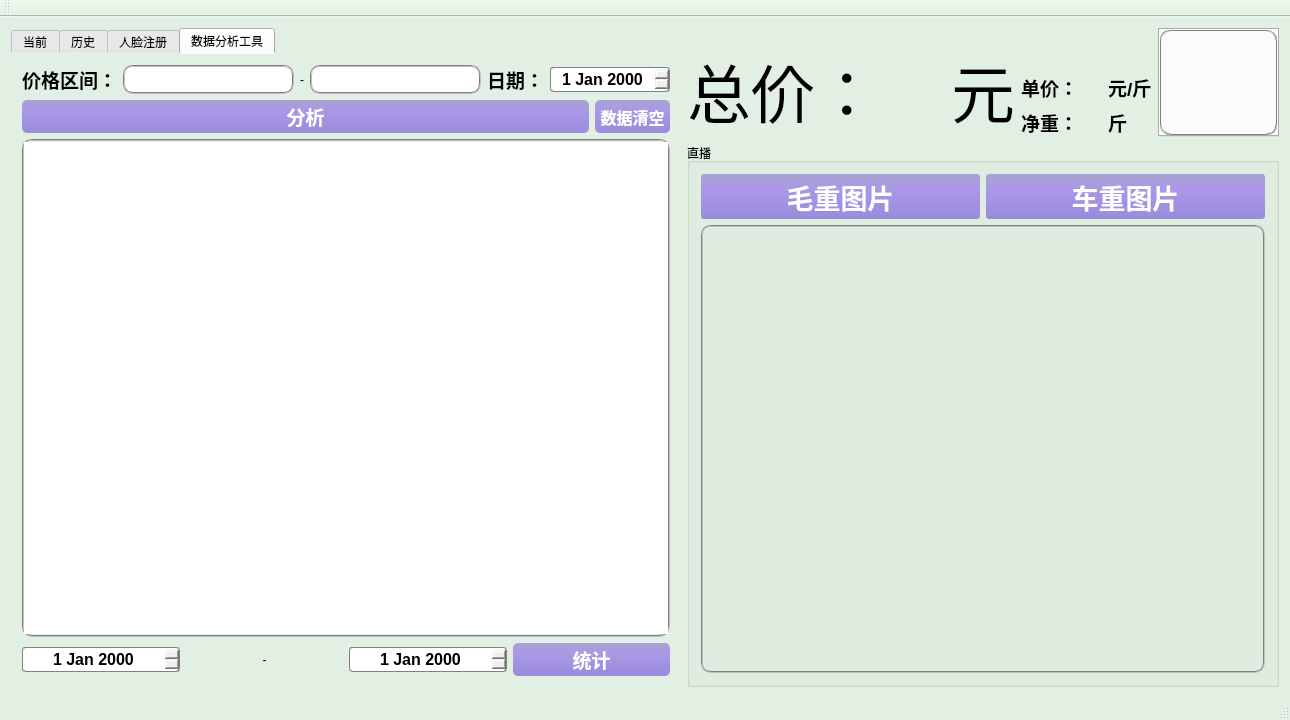
Above: wasterecycle.ui from ljhuan/WasteRecycle before the change. Below: the same form after it.
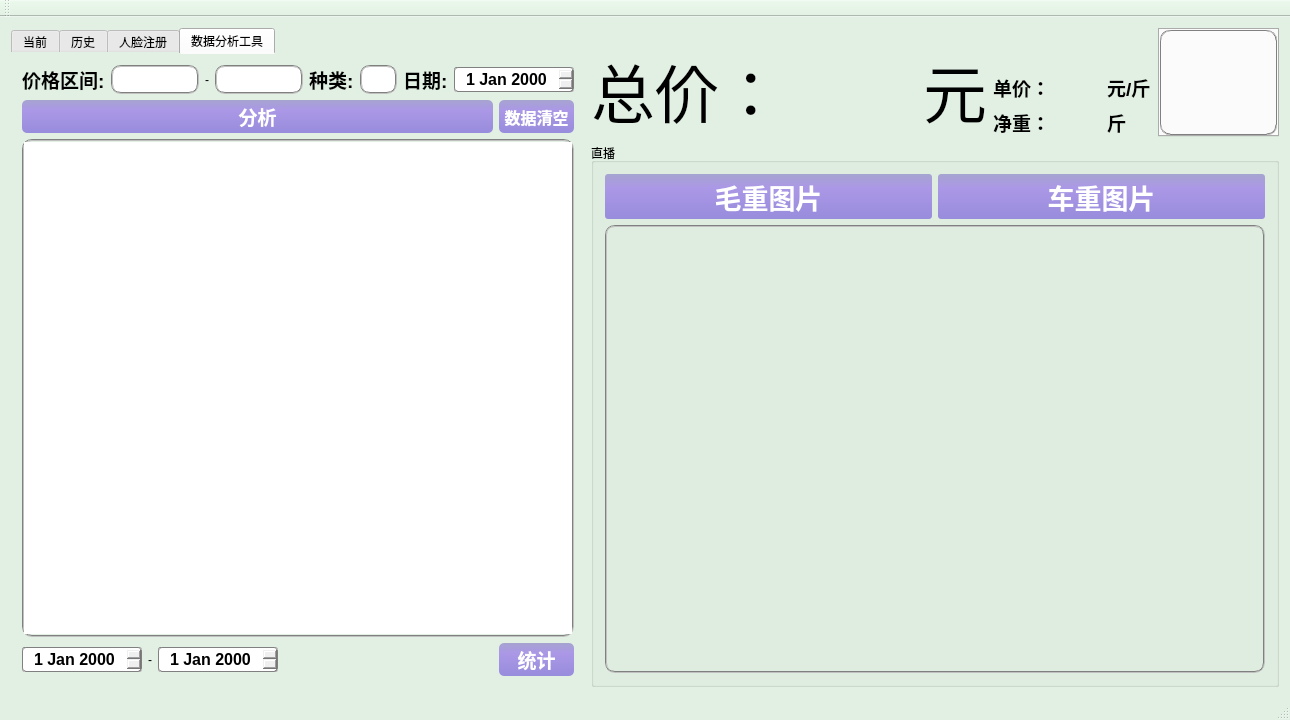
That is the form after the change. The open tabs and pages were chosen to show the change. Custom widgets are drawn as their Qt base class.

```diff
--- a/wasterecycle.ui
+++ b/wasterecycle.ui
@@ -90,9 +90,12 @@
    <string notr="true"/>
   </property>
   <widget class="QWidget" name="centralWidget">
-   <layout class="QHBoxLayout" name="horizontalLayout_9" stretch="0,6">
+   <layout class="QHBoxLayout" name="horizontalLayout_9" stretch="5,6">
     <item>
      <widget class="QTabWidget" name="tabWidget">
+      <property name="enabled">
+       <bool>true</bool>
+      </property>
       <property name="styleSheet">
        <string notr="true">QTabWidget:pane {border-top:0px solid #e8f3f9;background:  transparent; }</string>
       </property>
@@ -2285,7 +2288,7 @@
              </font>
             </property>
             <property name="text">
-             <string>价格区间：</string>
+             <string>价格区间:</string>
             </property>
            </widget>
           </item>
@@ -2335,6 +2338,34 @@
             </property>
            </widget>
           </item>
+          <item>
+           <widget class="QLabel" name="label_13">
+            <property name="font">
+             <font>
+              <family>Arial</family>
+              <pointsize>14</pointsize>
+              <weight>75</weight>
+              <bold>true</bold>
+             </font>
+            </property>
+            <property name="text">
+             <string>种类:</string>
+            </property>
+           </widget>
+          </item>
+          <item>
+           <widget class="QLineEdit" name="le_species">
+            <property name="sizePolicy">
+             <sizepolicy hsizetype="Expanding" vsizetype="Preferred">
+              <horstretch>0</horstretch>
+              <verstretch>0</verstretch>
+             </sizepolicy>
+            </property>
+            <property name="styleSheet">
+             <string notr="true">border:2px groove gray;border-radius:10px;padding:2px 4px;</string>
+            </property>
+           </widget>
+          </item>
           <item>
            <widget class="QLabel" name="label_4">
             <property name="font">
@@ -2346,7 +2377,7 @@
              </font>
             </property>
             <property name="text">
-             <string>日期：</string>
+             <string>日期:</string>
             </property>
            </widget>
           </item>
@@ -2529,6 +2560,19 @@
             </property>
            </widget>
           </item>
+          <item>
+           <spacer name="horizontalSpacer">
+            <property name="orientation">
+             <enum>Qt::Horizontal</enum>
+            </property>
+            <property name="sizeHint" stdset="0">
+             <size>
+              <width>40</width>
+              <height>20</height>
+             </size>
+            </property>
+           </spacer>
+          </item>
           <item>
            <widget class="QPushButton" name="btn_searchAndStatic">
             <property name="font">
```
Left out of the diff: 10 changed lines with no effect on the pictures.
